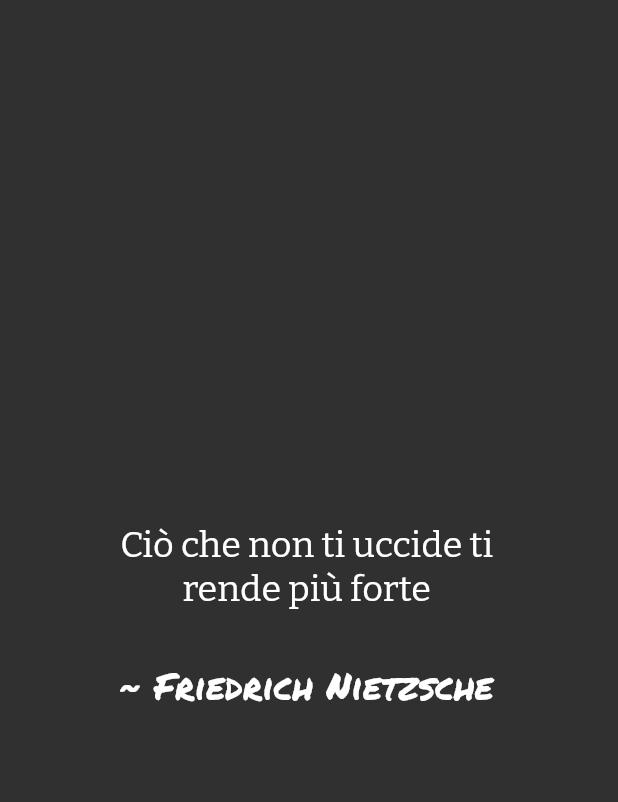
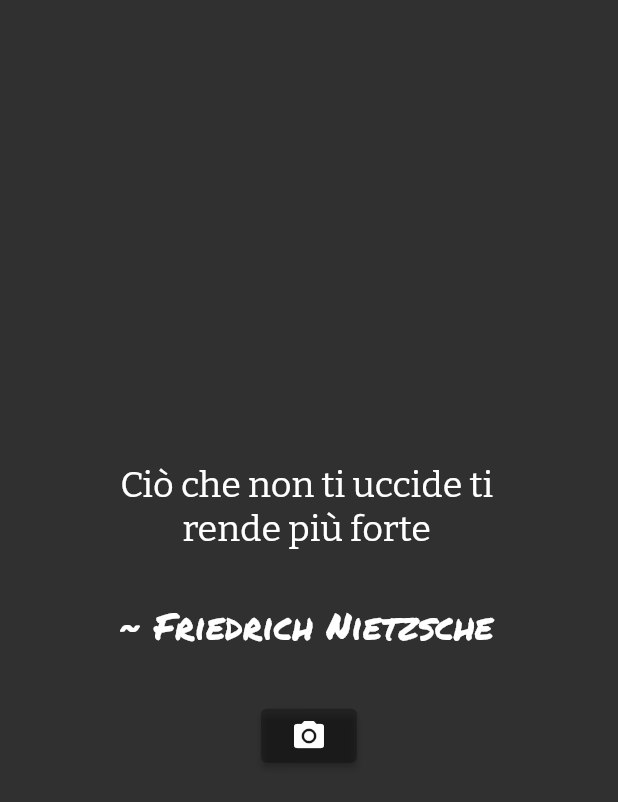
Before and after one commit to AlexTesta00/quotes, a Flutter app: the screen it shows after launch, on a phone screen of 412 x 824 dp. Shown: the top 802 px of the screen. Run offline on Flutter 3.47's test engine with Material 2 defaults, Android fonts, the phone set to English and light mode, and no system bars; our stand-ins replace google_fonts, internet_connection_checker.

Commit message:
Add screenShot button

```diff
--- a/lib/screens/main_page.dart
+++ b/lib/screens/main_page.dart
@@ -55,6 +55,21 @@ class _MainPageState extends State<MainPage> {
               )
             ],
           ),
+          Row(
+            mainAxisAlignment: MainAxisAlignment.center,
+            children: <Widget>[
+              Padding(
+                padding: const EdgeInsets.all(16),
+                child: ElevatedButton(
+                  child: const Icon(Icons.photo_camera),
+                  onPressed: (() => {print("Pressed")}),
+                  style: ElevatedButton.styleFrom(
+                    primary: Colors.black26,
+                  ),
+                ),
+              ),
+            ],
+          )
         ],
       ),
     );
```
